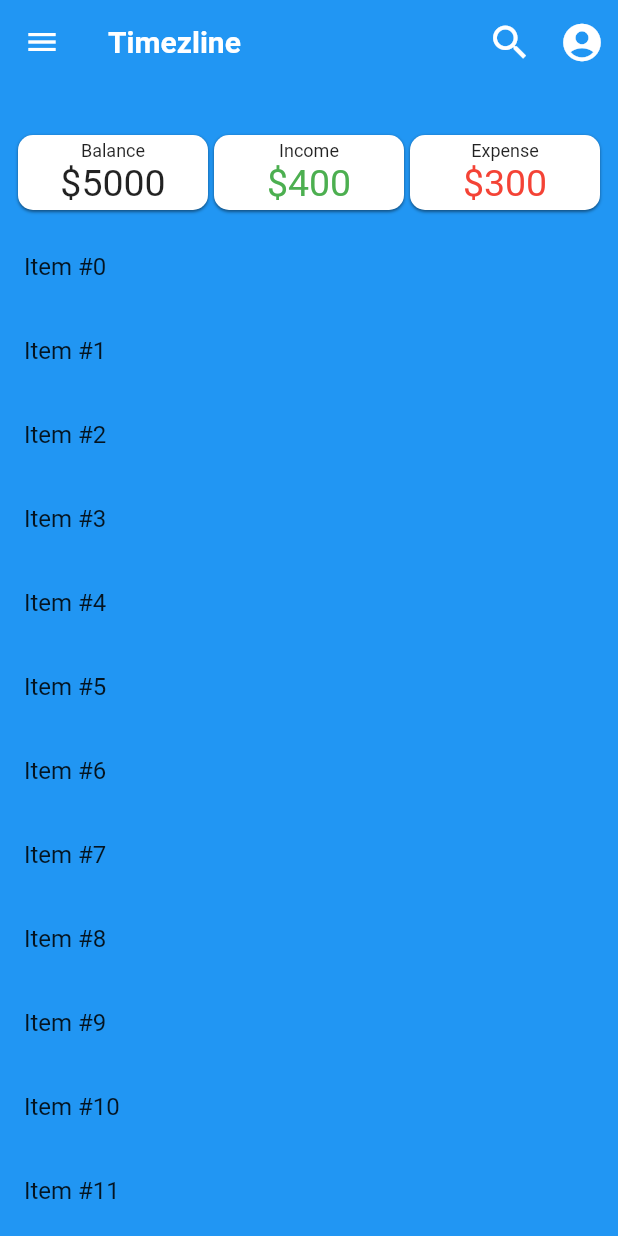
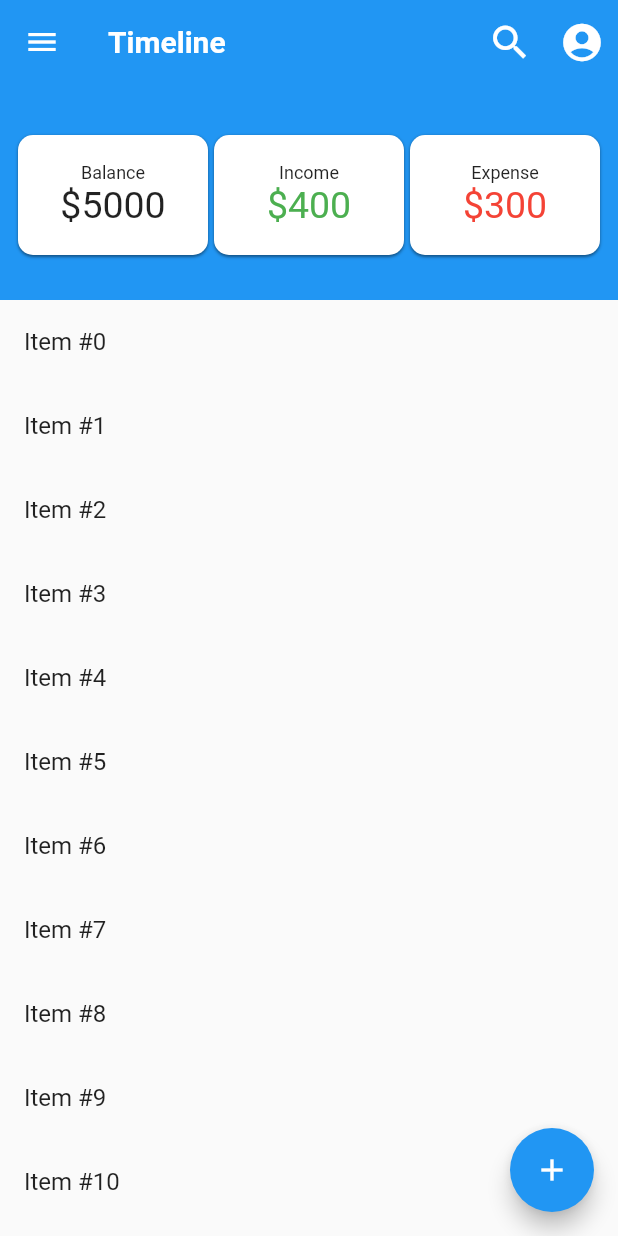
Before and after one commit to jashgopani/PijjybankV2, a Flutter app: the screen it shows after launch, after a tap on "Sign in with Google", on a phone screen of 412 x 824 dp. Run offline on Flutter 3.47's test engine with Material 2 defaults, Android fonts, the phone set to English and light mode, and no system bars.

```diff
--- /dev/null
+++ b/lib/screens/budgetOverview.dart
@@ -0,0 +1,129 @@
+import 'package:flutter/material.dart';
+
+class BudgetOverview extends StatefulWidget {
+  @override
+  _BudgetOverviewState createState() => _BudgetOverviewState();
+}
+
+class _BudgetOverviewState extends State<BudgetOverview> {
+  double _sqmargin = 2.0;
+  double _bRadius = 10.0;
+  double _fontSmall = 12.0;
+  double _fontLarge = 25.0;
+
+  @override
+  Widget build(BuildContext context) {
+    return Container(
+      //Budget Wala Section
+      alignment: Alignment.center,
+      padding: EdgeInsets.all(10.0),
+      child: Row(
+        mainAxisAlignment: MainAxisAlignment.spaceEvenly,
+        crossAxisAlignment: CrossAxisAlignment.center,
+        children: <Widget>[
+          Expanded(
+            child: Container(
+              margin: EdgeInsets.symmetric(horizontal: _sqmargin),
+              decoration: BoxDecoration(
+                shape: BoxShape.rectangle,
+                color: Colors.white,
+                borderRadius: BorderRadius.circular(_bRadius),
+                boxShadow: [
+                  new BoxShadow(
+                      color: Colors.black45,
+                      offset: new Offset(0.0, 1.0),
+                      blurRadius: 1.0)
+                ],
+              ),
+              child: Column(
+                children: <Widget>[
+                  Text(
+                    "Balance",
+                    style: TextStyle(fontSize: _fontSmall),
+                  ),
+                  Text(
+                    "\$5000",
+                    style: TextStyle(
+                      fontSize: _fontLarge,
+                    ),
+                  )
+                ],
+                mainAxisAlignment: MainAxisAlignment.center,
+              ),
+            ),
+          ),
+          Expanded(
+            child: Container(
+              alignment: Alignment.center,
+              margin: EdgeInsets.symmetric(horizontal: _sqmargin),
+              decoration: BoxDecoration(
+                shape: BoxShape.rectangle,
+                color: Colors.white,
+                borderRadius: BorderRadius.circular(_bRadius),
+                boxShadow: [
+                  new BoxShadow(
+                      color: Colors.black45,
+                      offset: new Offset(0.0, 1.0),
+                      blurRadius: 1.0)
+                ],
+              ),
+              child: Column(
+                mainAxisAlignment: MainAxisAlignment.center,
+                crossAxisAlignment: CrossAxisAlignment.center,
+                children: <Widget>[
+                  Text(
+                    "Income",
+                    style: TextStyle(
+//                        color: Colors.white,
+                      fontSize: _fontSmall,
+                    ),
+                  ),
+                  Text(
+                    "\$400",
+                    style: TextStyle(
+                      color: Colors.green,
+                      fontSize: _fontLarge,
+                    ),
+                  ),
+                ],
+              ),
+            ),
+          ),
+          Expanded(
+            child: Container(
+              margin: EdgeInsets.symmetric(horizontal: _sqmargin),
+              alignment: Alignment.center,
+              decoration: BoxDecoration(
+                color: Colors.white,
+                shape: BoxShape.rectangle,
+                borderRadius: BorderRadius.circular(_bRadius),
+                boxShadow: [
+                  new BoxShadow(
+                      color: Colors.black45,
+                      offset: new Offset(0.0, 1.0),
+                      blurRadius: 1.0)
+                ],
+              ),
+              child: Column(
+                mainAxisAlignment: MainAxisAlignment.center,
+                crossAxisAlignment: CrossAxisAlignment.center,
+                children: <Widget>[
+                  Text(
+                    "\Expense",
+                    style: TextStyle(
+                      fontSize: _fontSmall,
+                    ),
+                  ),
+                  Text(
+                    "\$300",
+                    style: TextStyle(fontSize: _fontLarge, color: Colors.red),
+                  ),
+                ],
+              ),
+            ),
+          ),
+        ],
+      ),
+    );
+  }
+}
--- a/lib/screens/timeline.dart
+++ b/lib/screens/timeline.dart
@@ -1,4 +1,5 @@
 import 'package:flutter/material.dart';
+import 'budgetOverview.dart';
 
 class Timeline extends StatefulWidget {
   @override
@@ -6,19 +7,22 @@ class Timeline extends StatefulWidget {
 }
 
 class _TimelineState extends State<Timeline> {
+  final GlobalKey<ScaffoldState> _scaffoldDrawerKey = GlobalKey<ScaffoldState>();//for drawer
+
   @override
   Widget build(BuildContext context) {
     return MaterialApp(
       debugShowCheckedModeBanner: false,
       home: Scaffold(
-        backgroundColor: Colors.blue,
+        key: _scaffoldDrawerKey,
+//        backgroundColor: Colors.blue,
         body: CustomScrollView(
           slivers: <Widget>[
             SliverAppBar(
               pinned: true,
               floating: true,
               title: Text(
-                "Timezline",
+                "Timeline",
                 style: TextStyle(
                   fontWeight: FontWeight.w700,
                 ),
@@ -39,18 +43,23 @@ class _TimelineState extends State<Timeline> {
                   },
                 ),
               ],
-              leading: Icon(
-                Icons.menu,
+              leading: IconButton(
+                icon:Icon(Icons.menu),
+                onPressed: (){
+                  debugPrint("Drawer open");
+                  _scaffoldDrawerKey.currentState.openDrawer();
+                },
               ),
-              expandedHeight: 150.0,
+              expandedHeight: 200.0,
               backgroundColor: Colors.blue,
               flexibleSpace: FlexibleSpaceBar(
                 collapseMode: CollapseMode.parallax,
                 background: Container(
                     alignment: Alignment.center,
-                    margin: EdgeInsets.only(top: 80.0),
+                    margin: EdgeInsets.only(top: 80.0,bottom: 20.0),
                     child: BudgetOverview()),
               ),
+
             ),
             SliverList(
                 delegate: SliverChildBuilderDelegate(
@@ -59,135 +68,30 @@ class _TimelineState extends State<Timeline> {
                     childCount: 1000))
           ],
         ),
+        floatingActionButton: FloatingActionButton(
+          child: Icon(Icons.add),
+        ),
+        drawer: Drawer(
+          child: Column(
+            children: <Widget>[
+              Container(height: 50.0,color: Colors.purple,),
+              Container(height: 50.0,color: Colors.red,),
+
+              Container(height: 50.0,color: Colors.green,),
+
+              Container(height: 50.0,color: Colors.yellow,),
+
+              Container(height: 50.0,color: Colors.indigo,),
+
+            ],
+          ),
+        ),
       ),
     );
   }
 }
 
-class BudgetOverview extends StatefulWidget {
-  @override
-  _BudgetOverviewState createState() => _BudgetOverviewState();
-}
 
-class _BudgetOverviewState extends State<BudgetOverview> {
-  double _sqmargin = 2;
-
-  @override
-  Widget build(BuildContext context) {
-    return Container(
-      //Budget Wala Section
-      alignment: Alignment.center,
-      padding: EdgeInsets.all(10.0),
-      child: Row(
-        mainAxisAlignment: MainAxisAlignment.spaceEvenly,
-        crossAxisAlignment: CrossAxisAlignment.center,
-        children: <Widget>[
-          Expanded(
-            child: Container(
-              margin: EdgeInsets.symmetric(horizontal: _sqmargin),
-              decoration: BoxDecoration(
-                shape: BoxShape.rectangle,
-                color: Colors.white,
-                borderRadius: BorderRadius.circular(10.0),
-                boxShadow: [
-                  new BoxShadow(
-                      color: Colors.black45,
-                      offset: new Offset(0.0, 1.0),
-                      blurRadius: 1.0)
-                ],
-              ),
-              child: Column(
-                children: <Widget>[
-                  Text(
-                    "Balance",
-                    style: TextStyle(fontSize: 12.0),
-                  ),
-                  Text(
-                    "\$5000",
-                    style: TextStyle(
-                      fontSize: 25.0,
-                    ),
-                  )
-                ],
-                mainAxisAlignment: MainAxisAlignment.center,
-              ),
-            ),
-          ),
-          Expanded(
-            child: Container(
-              alignment: Alignment.center,
-              margin: EdgeInsets.symmetric(horizontal: _sqmargin),
-              decoration: BoxDecoration(
-                shape: BoxShape.rectangle,
-                color: Colors.white,
-                borderRadius: BorderRadius.circular(10.0),
-                boxShadow: [
-                  new BoxShadow(
-                      color: Colors.black45,
-                      offset: new Offset(0.0, 1.0),
-                      blurRadius: 1.0)
-                ],
-              ),
-              child: Column(
-                mainAxisAlignment: MainAxisAlignment.center,
-                crossAxisAlignment: CrossAxisAlignment.center,
-                children: <Widget>[
-                  Text(
-                    "Income",
-                    style: TextStyle(
-//                        color: Colors.white,
-                      fontSize: 12.0,
-                    ),
-                  ),
-                  Text(
-                    "\$400",
-                    style: TextStyle(
-                      color: Colors.green,
-                      fontSize: 25.0,
-                    ),
-                  ),
-                ],
-              ),
-            ),
-          ),
-          Expanded(
-            child: Container(
-              margin: EdgeInsets.symmetric(horizontal: _sqmargin),
-              alignment: Alignment.center,
-              decoration: BoxDecoration(
-                color: Colors.white,
-                shape: BoxShape.rectangle,
-                borderRadius: BorderRadius.circular(10.0),
-                boxShadow: [
-                  new BoxShadow(
-                      color: Colors.black45,
-                      offset: new Offset(0.0, 1.0),
-                      blurRadius: 1.0)
-                ],
-              ),
-              child: Column(
-                mainAxisAlignment: MainAxisAlignment.center,
-                crossAxisAlignment: CrossAxisAlignment.center,
-                children: <Widget>[
-                  Text(
-                    "\Expense",
-                    style: TextStyle(
-                      fontSize: 12.0,
-                    ),
-                  ),
-                  Text(
-                    "\$300",
-                    style: TextStyle(fontSize: 25.0, color: Colors.red),
-                  ),
-                ],
-              ),
-            ),
-          ),
-        ],
-      ),
-    );
-  }
-}
 
 //temp
 
```
